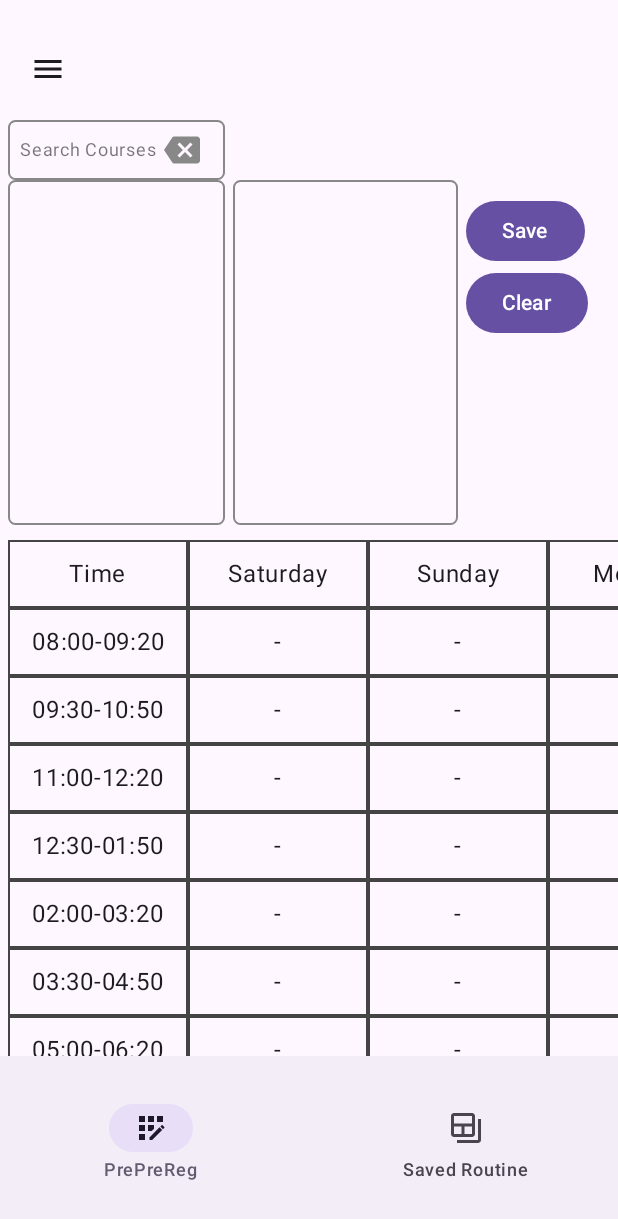
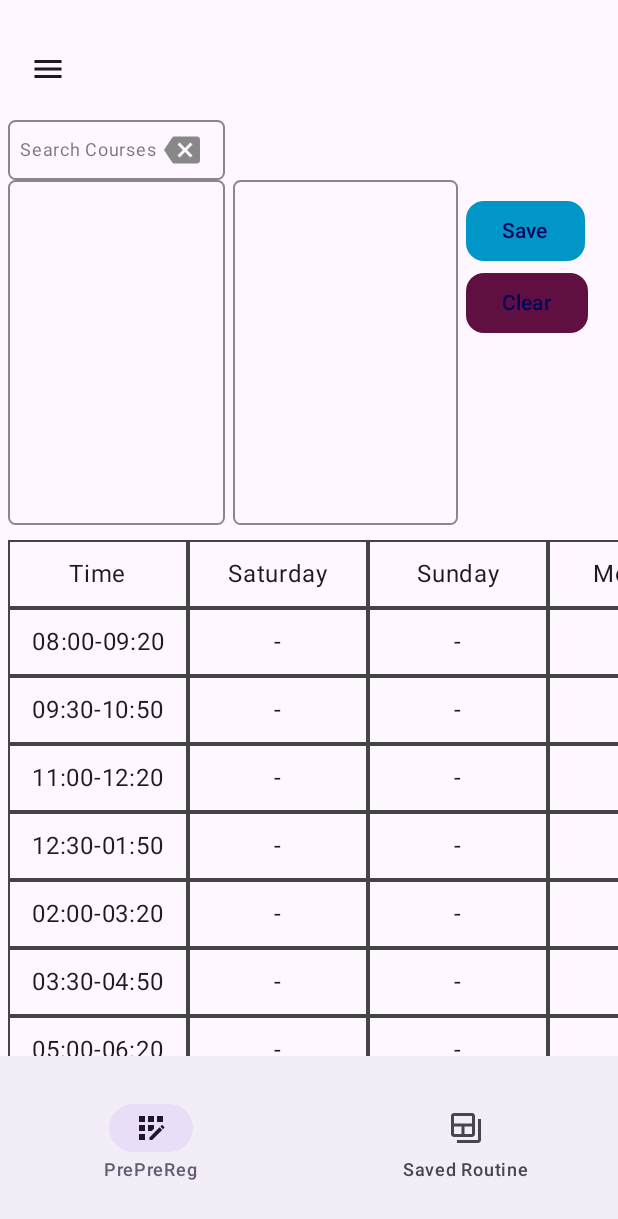
Before and after one commit to aaditx23/BracuSocial, an Android app built with Jetpack Compose: the PrePreReg screen opened through its navigation route, on a phone screen of 412 x 824 dp. Shown: the top 1219 px of the screen. Run offline under Robolectric (Android 15) with nearby library versions, the phone set to English and light mode, and no system bars; our stand-ins replace Dagger/Hilt's generated code, Firebase (no records; nobody signed in at launch, a user with empty details on screens opened directly); libraries missing offline, so code that uses them is left out: com.canhub.cropper, io.realm.kotlin, org.mongodb.kbson; network calls fail; 10 statements that could not run were skipped.

Commit message:
Fix: PrePreReg recolor

```diff
--- a/app/src/main/java/com/aaditx23/bracusocial/ui/screens/CourseScreen.kt
+++ b/app/src/main/java/com/aaditx23/bracusocial/ui/screens/CourseScreen.kt
@@ -12,6 +12,7 @@ import androidx.compose.foundation.lazy.LazyColumn
 import androidx.compose.foundation.lazy.items
 import androidx.compose.foundation.shape.RoundedCornerShape
 import androidx.compose.material3.Button
+import androidx.compose.material3.ButtonDefaults
 import androidx.compose.material3.CircularProgressIndicator
 import androidx.compose.material3.Text
 import androidx.compose.runtime.Composable
@@ -50,8 +51,10 @@ import com.aaditx23.bracusocial.dayList
 import com.aaditx23.bracusocial.listfiltersAddAll
 import com.aaditx23.bracusocial.timeSlots
 import com.aaditx23.bracusocial.ui.theme.paletteBlue1
+import com.aaditx23.bracusocial.ui.theme.paletteBlue2
 import com.aaditx23.bracusocial.ui.theme.paletteBlue4
 import com.aaditx23.bracusocial.ui.theme.paletteBlue6
+import com.aaditx23.bracusocial.ui.theme.paletteBlue9
 import kotlinx.coroutines.Dispatchers
 import kotlinx.coroutines.launch
 import kotlinx.coroutines.withContext
@@ -160,9 +163,13 @@ fun CourseScreen(dbStatus: Boolean){
                 modifier = Modifier
                     .fillMaxWidth()
                     .padding(8.dp),
-                shape = RoundedCornerShape(5.dp)
+                shape = RoundedCornerShape(5.dp),
+                colors = ButtonDefaults.buttonColors(paletteBlue2)
             ) {
-                Text(text = "Refresh DB")
+                Text(
+                    text = "Refresh",
+                    color = paletteBlue9
+                )
             }
         }
 
--- a/app/src/main/java/com/aaditx23/bracusocial/ui/screens/PrePreReg/MakeRoutine.kt
+++ b/app/src/main/java/com/aaditx23/bracusocial/ui/screens/PrePreReg/MakeRoutine.kt
@@ -22,6 +22,7 @@ import androidx.compose.material.icons.filled.Backspace
 import androidx.compose.material.icons.filled.Cancel
 import androidx.compose.material.icons.filled.Close
 import androidx.compose.material3.Button
+import androidx.compose.material3.ButtonDefaults
 import androidx.compose.material3.CardDefaults
 import androidx.compose.material3.CircularProgressIndicator
 import androidx.compose.material3.ElevatedCard
@@ -53,6 +54,17 @@ import com.aaditx23.bracusocial.backend.viewmodels.AccountVM
 import com.aaditx23.bracusocial.backend.viewmodels.CourseVM
 import com.aaditx23.bracusocial.components.Routine
 import com.aaditx23.bracusocial.components.SearchBar
+import com.aaditx23.bracusocial.ui.theme.palette2DarkPurple3
+import com.aaditx23.bracusocial.ui.theme.palette2Plum
+import com.aaditx23.bracusocial.ui.theme.palette4green
+import com.aaditx23.bracusocial.ui.theme.palette7Green2
+import com.aaditx23.bracusocial.ui.theme.paletteBlue1
+import com.aaditx23.bracusocial.ui.theme.paletteBlue2
+import com.aaditx23.bracusocial.ui.theme.paletteBlue4
+import com.aaditx23.bracusocial.ui.theme.paletteBlue5
+import com.aaditx23.bracusocial.ui.theme.paletteBlue7
+import com.aaditx23.bracusocial.ui.theme.paletteBlue9
+import com.aaditx23.bracusocial.ui.theme.paletteDarkGreen
 import com.aaditx23.bracusocial.ui.theme.paletteDarkGreen2
 import kotlinx.coroutines.async
 import kotlinx.coroutines.delay
@@ -222,7 +234,8 @@ fun MakeRoutine(
                     .padding(top = 50.dp, start = 5.dp)
             ) {
                 if(fromProfile){
-                    Button(onClick = {
+                    Button(
+                        onClick = {
                         if(hasClash){
                             Toast.makeText(
                                 context,
@@ -234,18 +247,37 @@ fun MakeRoutine(
                             saveOrSetCourse(save = false)
                         }
 
-                        }
+                        },
+                        shape = MaterialTheme.shapes.medium,
+                        colors = ButtonDefaults.buttonColors(paletteDarkGreen2)
                     ) {
-                        Text(text = "Add")
+                        Text(
+                            text = "Add",
+                            color = palette7Green2
+                        )
                     }
                 }
                 else {
-                    Button(onClick = { saveOrSetCourse(save = true) }) {
-                        Text(text = "Save")
+                    Button(
+                        onClick = { saveOrSetCourse(save = true) },
+                        shape = MaterialTheme.shapes.medium,
+                        colors = ButtonDefaults.buttonColors(paletteBlue4)
+                    ) {
+                        Text(
+                            text = "Save",
+                            color = paletteBlue1
+                        )
                     }
                 }
-                Button(onClick = { clearRoutine() }) {
-                    Text(text = "Clear")
+                Button(
+                    onClick = { clearRoutine() },
+                    shape = MaterialTheme.shapes.medium,
+                    colors = ButtonDefaults.buttonColors(palette2Plum)
+                ) {
+                    Text(
+                        text = "Clear",
+                        color = paletteBlue1
+                    )
                 }
 
             }
@@ -274,12 +306,15 @@ fun CourseCard(
     left: Boolean = false
     ){
     val text = "${course.courseName} - ${course.section}"
-    var color = CardDefaults.cardColors(MaterialTheme.colorScheme.primary)
+    var textColor = paletteBlue9
+    var color = CardDefaults.cardColors(paletteBlue2)
     if (left){
         if (selectedMap[course.courseName] == true){
-            color = CardDefaults.cardColors(MaterialTheme.colorScheme.tertiary)
+            color = CardDefaults.cardColors(paletteBlue7)
+            textColor = paletteBlue1
         }
     }
+
     Box(
         modifier = Modifier
             .fillMaxWidth(),
@@ -299,7 +334,8 @@ fun CourseCard(
             Text(
                 text = text,
                 modifier = Modifier
-                    .padding(10.dp)
+                    .padding(10.dp),
+                color = textColor
             )
         }
     }
```
